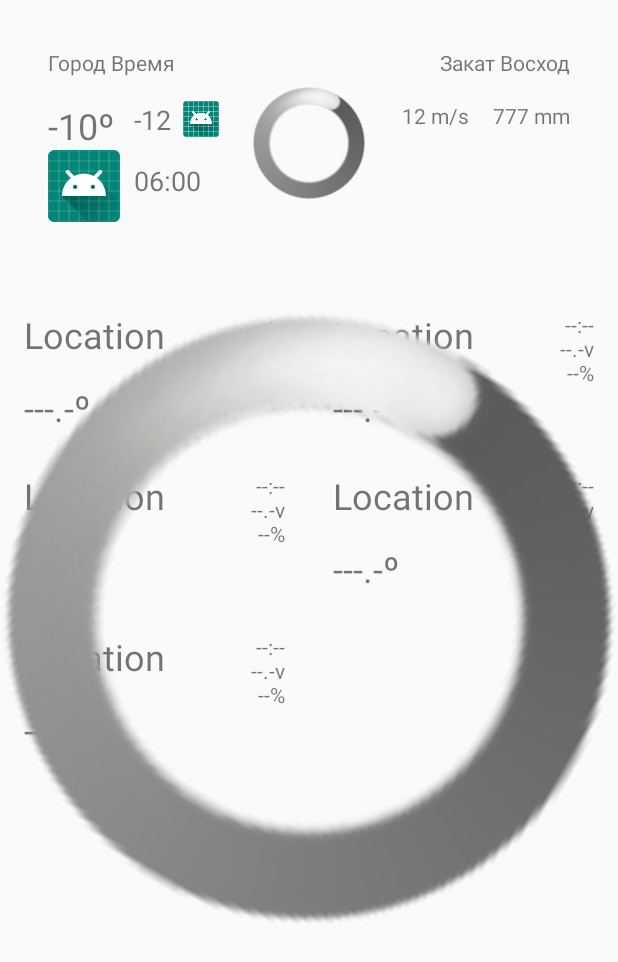
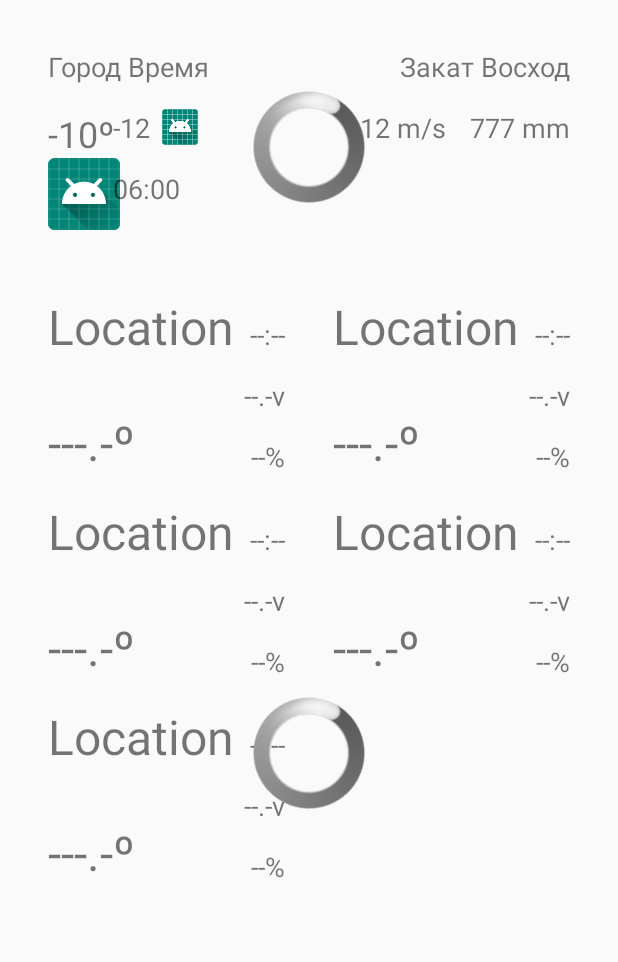
Before and after one commit to boarboar/smart1, an Android app: the layout fragment_overview.xml on its own in the app's theme, with its tools: preview values and no code run, on a phone screen of 412 x 824 dp. Shown: the top 962 px of the screen. Run offline under Robolectric (Android 15) with nearby library versions, the phone set to English and light mode, and no system bars.

Commit message:
a bit of design

```diff
--- a/WeatherApp/app/src/main/res/layout/forecast_item.xml
+++ b/WeatherApp/app/src/main/res/layout/forecast_item.xml
@@ -22,7 +22,7 @@
             android:layout_marginLeft="16dp"
             android:layout_marginTop="0dp"
             android:text="@{forecast.main.tempString}"
-            android:textSize="18sp"
+            android:textSize="@dimen/size_small"
             app:layout_constraintStart_toStartOf="parent"
             app:layout_constraintTop_toTopOf="parent"
             tools:text = "-12"
@@ -47,7 +47,7 @@
             android:layout_marginLeft="16dp"
             android:layout_marginTop="16dp"
             android:text="@{forecast.at}"
-            android:textSize="18sp"
+            android:textSize="@dimen/size_small"
             app:layout_constraintStart_toStartOf="parent"
             app:layout_constraintTop_toBottomOf="@id/forecast_item_temp"
             tools:text = "06:00"
--- a/WeatherApp/app/src/main/res/layout/fragment_overview.xml
+++ b/WeatherApp/app/src/main/res/layout/fragment_overview.xml
@@ -18,9 +18,9 @@
             android:id="@+id/forecast_frame"
             android:layout_width="match_parent"
             android:layout_height="wrap_content"
-            android:layout_marginLeft="16dp"
-            android:layout_marginTop="16dp"
-            android:layout_marginRight="16dp"
+            android:layout_marginLeft="@dimen/margin"
+            android:layout_marginTop="@dimen/margin"
+            android:layout_marginRight="@dimen/margin"
             app:layout_constraintLeft_toLeftOf="parent"
             app:layout_constraintRight_toRightOf="parent"
             app:layout_constraintTop_toTopOf="parent">
@@ -29,9 +29,10 @@
                 android:id="@+id/weather_title"
                 android:layout_width="wrap_content"
                 android:layout_height="wrap_content"
-                android:layout_marginStart="16dp"
-                android:layout_marginLeft="16dp"
-                android:layout_marginTop="16dp"
+                android:layout_marginStart="@dimen/margin"
+                android:layout_marginLeft="@dimen/margin"
+                android:layout_marginTop="@dimen/margin"
+                android:textSize="@dimen/size_small"
                 android:text="@{@string/weather_info(viewModel.weather.name_trim, viewModel.weather.at_long)}"
                 app:layout_constraintStart_toStartOf="parent"
                 app:layout_constraintTop_toTopOf="parent"
@@ -43,9 +44,10 @@
                 layout_constraintVertical_bias="0"
                 android:layout_width="wrap_content"
                 android:layout_height="wrap_content"
-                android:layout_marginTop="16dp"
-                android:layout_marginEnd="16dp"
-                android:layout_marginRight="16dp"
+                android:layout_marginTop="@dimen/margin"
+                android:layout_marginEnd="@dimen/margin"
+                android:layout_marginRight="@dimen/margin"
+                android:textSize="@dimen/size_small"
                 android:text="@{@string/sun_rise_set(viewModel.weather.sunrise, viewModel.weather.sunset)}"
                 app:layout_constraintEnd_toEndOf="parent"
                 app:layout_constraintTop_toTopOf="parent"
@@ -56,12 +58,12 @@
                 android:id="@+id/weather_temp"
                 android:layout_width="wrap_content"
                 android:layout_height="wrap_content"
-                android:layout_marginTop="16dp"
-                android:layout_marginStart="16dp"
-                android:layout_marginLeft="16dp"
-                android:layout_marginBottom="16dp"
+                android:layout_marginTop="@dimen/margin"
+                android:layout_marginStart="@dimen/margin"
+                android:layout_marginLeft="@dimen/margin"
+                android:layout_marginBottom="@dimen/margin"
                 android:text="@{viewModel.weather.temp}"
-                android:textSize="24sp"
+                android:textSize="@dimen/size_medium"
                 app:layout_constraintStart_toStartOf="parent"
                 app:layout_constraintTop_toBottomOf="@id/weather_title"
                 app:layout_constraintVertical_bias="0.0"
@@ -72,9 +74,9 @@
                 android:id="@+id/weather_icon"
                 android:layout_width="48dp"
                 android:layout_height="48dp"
-                android:layout_marginStart="16dp"
-                android:layout_marginLeft="16dp"
-                android:layout_marginBottom="16dp"
+                android:layout_marginStart="@dimen/margin"
+                android:layout_marginLeft="@dimen/margin"
+                android:layout_marginBottom="@dimen/margin"
                 app:layout_constraintBottom_toBottomOf="parent"
                 app:layout_constraintStart_toStartOf="parent"
                 app:layout_constraintTop_toBottomOf="@id/weather_temp"
@@ -83,48 +85,53 @@
                 tools:src="@mipmap/ic_launcher" />
 
             <TextView
+                android:id="@+id/weather_wind_speed"
+                android:layout_width="wrap_content"
+                android:layout_height="wrap_content"
+                android:layout_marginEnd="@dimen/margin"
+                android:layout_marginRight="@dimen/margin"
+                android:textSize="@dimen/size_small"
+                android:text="@{viewModel.weather.wind_value}"
+                app:layout_constraintEnd_toStartOf="@id/weather_pressure"
+                app:layout_constraintTop_toTopOf="@id/weather_temp"
+                tools:text = "12 m/s"
+                />
+
+            <TextView
                 android:id="@+id/weather_pressure"
                 android:layout_width="wrap_content"
                 android:layout_height="wrap_content"
-                android:layout_marginEnd="16dp"
-                android:layout_marginRight="16dp"
+                android:layout_marginEnd="@dimen/margin"
+                android:layout_marginRight="@dimen/margin"
+                android:textSize="@dimen/size_small"
                 android:text="@{viewModel.weather.pressure}"
                 app:layout_constraintEnd_toEndOf="parent"
-                app:layout_constraintTop_toTopOf="@+id/weather_temp"
+                app:layout_constraintTop_toTopOf="@+id/weather_wind_speed"
                 tools:text="777 mm" />
 
             <TextView
                 android:id="@+id/weather_hum"
                 android:layout_width="wrap_content"
                 android:layout_height="wrap_content"
-                android:layout_marginTop="16dp"
-                android:layout_marginEnd="16dp"
-                android:layout_marginRight="16dp"
-                android:layout_marginBottom="16dp"
+                android:layout_marginTop="@dimen/margin"
+                android:layout_marginEnd="@dimen/margin"
+                android:layout_marginRight="@dimen/margin"
+                android:layout_marginBottom="@dimen/margin"
                 android:text="@{viewModel.weather.humidity}"
+                android:textSize="@dimen/size_small"
                 app:layout_constraintEnd_toEndOf="parent"
                 app:layout_constraintTop_toBottomOf="@id/weather_pressure" />
 
-            <TextView
-                android:id="@+id/weather_wind_speed"
-                android:layout_width="wrap_content"
-                android:layout_height="wrap_content"
-                android:layout_marginEnd="16dp"
-                android:layout_marginRight="16dp"
-                android:text="@{viewModel.weather.wind_value}"
-                app:layout_constraintEnd_toStartOf="@id/weather_pressure"
-                app:layout_constraintTop_toTopOf="@+id/weather_temp"
-                tools:text = "12 m/s"
-                />
 
             <TextView
                 android:id="@+id/weather_wind_dir"
                 android:layout_width="wrap_content"
                 android:layout_height="wrap_content"
-                android:layout_marginTop="16dp"
-                android:layout_marginEnd="16dp"
-                android:layout_marginRight="16dp"
-                android:layout_marginBottom="16dp"
+                android:layout_marginTop="@dimen/margin"
+                android:layout_marginEnd="@dimen/margin"
+                android:layout_marginRight="@dimen/margin"
+                android:layout_marginBottom="@dimen/margin"
+                android:textSize="@dimen/size_small"
                 android:text="@{viewModel.weather.wind_dir}"
                 app:layout_constraintStart_toStartOf="@id/weather_wind_speed"
                 app:layout_constraintTop_toBottomOf="@id/weather_wind_speed" />
@@ -133,8 +140,8 @@
                 android:id="@+id/weather_forecast_list"
                 android:layout_width="wrap_content"
                 android:layout_height="wrap_content"
-                android:layout_marginStart="16dp"
-                android:layout_marginLeft="16dp"
+                android:layout_marginStart="@dimen/margin"
+                android:layout_marginLeft="@dimen/margin"
                 android:orientation="horizontal"
                 app:layoutManager="androidx.recyclerview.widget.LinearLayoutManager"
                 app:layout_constraintTop_toTopOf="@+id/weather_temp"
@@ -168,7 +175,8 @@
             android:id="@+id/sensors_grid"
             android:layout_width="0dp"
             android:layout_height="0dp"
-            android:layout_marginTop="16dp"
+            android:layout_marginLeft="@dimen/margin"
+            android:layout_marginRight="@dimen/margin"
             android:clipToPadding="false"
             android:padding="0dp"
             app:layoutManager="androidx.recyclerview.widget.GridLayoutManager"
@@ -185,8 +193,8 @@
             android:id="@+id/db_progress_bar"
             style="@android:style/Widget.ProgressBar.Large"
             android:indeterminate="true"
-            android:layout_width="match_parent"
-            android:layout_height="match_parent"
+            android:layout_width="wrap_content"
+            android:layout_height="wrap_content"
             android:layout_centerInParent="true"
             android:clipToPadding="false"
             app:layout_constraintBottom_toBottomOf="parent"
@@ -199,18 +207,3 @@
     </androidx.constraintlayout.widget.ConstraintLayout>
 
 </layout>
-
-
-<!--    android:orientation="horizontal"-->
-
-<!--<TextView-->
-<!--android:id="@+id/weather_test"-->
-<!--android:layout_width="wrap_content"-->
-<!--android:layout_height="wrap_content"-->
-<!--android:layout_marginStart="16dp"-->
-<!--android:layout_marginLeft="16dp"-->
-<!--app:weatherApiTextStatus="@{viewModel.test}"-->
-<!--android:textSize="24sp"-->
-<!--app:layout_constraintLeft_toRightOf="@id/weather_temp"-->
-<!--app:layout_constraintStart_toEndOf="@+id/weather_temp"-->
-<!--app:layout_constraintTop_toTopOf="@+id/weather_temp" />-->
--- a/WeatherApp/app/src/main/res/layout/sensor_item.xml
+++ b/WeatherApp/app/src/main/res/layout/sensor_item.xml
@@ -11,18 +11,19 @@
 
     <androidx.constraintlayout.widget.ConstraintLayout
         android:layout_width="match_parent"
-        android:layout_height="107dp"
+        android:layout_height="wrap_content"
+
         tools:context="com.example.android.weatherapp.MainActivity">
 
         <TextView
             android:id="@+id/item_location"
             android:layout_width="wrap_content"
             android:layout_height="wrap_content"
-            android:layout_marginStart="16dp"
-            android:layout_marginLeft="16dp"
-            android:layout_marginTop="16dp"
+            android:layout_marginStart="@dimen/margin"
+            android:layout_marginLeft="@dimen/margin"
+            android:layout_marginTop="@dimen/margin"
             android:text="@{sensor.description}"
-            android:textSize="24sp"
+            android:textSize="@dimen/size_large"
             app:layout_constraintStart_toStartOf="parent"
             app:layout_constraintTop_toTopOf="parent"
             tools:text="Location"
@@ -32,37 +33,40 @@
             android:id="@+id/item_temp"
             android:layout_width="wrap_content"
             android:layout_height="wrap_content"
-            android:layout_marginStart="16dp"
-            android:layout_marginLeft="16dp"
-            android:layout_marginTop="16dp"
+            android:layout_marginStart="@dimen/margin"
+            android:layout_marginLeft="@dimen/margin"
+            android:layout_marginTop="@dimen/margin"
             android:text="@{sensor.tempString}"
-            android:textSize="24sp"
+            android:textSize="@dimen/size_large"
             app:layout_constraintStart_toStartOf="parent"
-            app:layout_constraintTop_toBottomOf="@id/item_location"
+            app:layout_constraintBottom_toBottomOf="parent"
             tools:text="---.-º"/>
 
         <TextView
             android:id="@+id/item_time"
             android:layout_width="wrap_content"
             android:layout_height="wrap_content"
-            android:layout_marginTop="16dp"
-            android:layout_marginEnd="16dp"
-            android:layout_marginRight="16dp"
+            android:layout_marginEnd="@dimen/margin"
+            android:layout_marginRight="@dimen/margin"
             android:text="@{sensor.updatedAt}"
+            android:textSize="@dimen/size_small"
+            app:layout_constraintBottom_toBottomOf="@id/item_location"
             app:layout_constraintEnd_toEndOf="parent"
             app:layout_constraintTop_toTopOf="parent"
-            tools:text="--:--"/>
+            app:layout_constraintBaseline_toBaselineOf="@id/item_location"
+            tools:text="--:--" />
 
         <TextView
             android:id="@+id/item_vcc"
             android:layout_width="wrap_content"
             android:layout_height="wrap_content"
-            android:layout_marginTop="16dp"
-            android:layout_marginEnd="16dp"
-            android:layout_marginRight="16dp"
+            android:layout_marginTop="@dimen/margin"
+            android:layout_marginEnd="@dimen/margin"
+            android:layout_marginRight="@dimen/margin"
+            android:textSize="@dimen/size_small"
             android:text="@{sensor.vccString}"
             app:layout_constraintEnd_toEndOf="parent"
-            app:layout_constraintTop_toTopOf="@id/item_time"
+            app:layout_constraintTop_toBottomOf="@id/item_time"
             tools:text="--.-v"
             />
 
@@ -70,12 +74,14 @@
             android:id="@+id/item_ha"
             android:layout_width="wrap_content"
             android:layout_height="wrap_content"
-            android:layout_marginTop="16dp"
-            android:layout_marginEnd="16dp"
-            android:layout_marginRight="16dp"
+            android:layout_marginTop="@dimen/margin"
+            android:layout_marginEnd="@dimen/margin"
+            android:layout_marginRight="@dimen/margin"
+            android:layout_marginBottom="@dimen/margin"
+            android:textSize="@dimen/size_small"
             android:text="@{sensor.humString}"
             app:layout_constraintEnd_toEndOf="parent"
-            app:layout_constraintTop_toTopOf="@id/item_vcc"
+            app:layout_constraintTop_toBottomOf="@id/item_vcc"
             tools:text="--%"
             />
 
@@ -83,13 +89,13 @@
             android:id="@+id/item_hd"
             android:layout_width="wrap_content"
             android:layout_height="wrap_content"
-            android:layout_marginTop="16dp"
-            android:layout_marginEnd="16dp"
-            android:layout_marginRight="16dp"
+            android:layout_marginEnd="@dimen/margin"
+            android:layout_marginRight="@dimen/margin"
+            android:textSize="@dimen/size_small"
             android:text="@{sensor.dhumString}"
-            app:layout_constraintEnd_toEndOf="parent"
+            app:layout_constraintEnd_toStartOf="@id/item_ha"
             app:layout_constraintTop_toTopOf="@id/item_ha"
-            tooltext="!"/>
+            tooltext="(!)"/>
 
     </androidx.constraintlayout.widget.ConstraintLayout>
 </layout>
--- /dev/null
+++ b/WeatherApp/app/src/main/res/values/dimens.xml
@@ -0,0 +1,8 @@
+<?xml version="1.0" encoding="utf-8"?>
+<resources>
+    <dimen name="margin">16dp</dimen>
+    <dimen name="margin_small">8dp</dimen>
+    <dimen name="size_large">32sp</dimen>
+    <dimen name="size_medium">24sp</dimen>
+    <dimen name="size_small">18sp</dimen>
+</resources>
--- a/WeatherApp/app/src/main/res/values/strings.xml
+++ b/WeatherApp/app/src/main/res/values/strings.xml
@@ -1,5 +1,5 @@
 <resources>
     <string name="app_name">WeatherApp</string>
-    <string name="sun_rise_set">Восход %1$s  Закат %2$s</string>
+    <string name="sun_rise_set">Восход %1$s    Закат %2$s</string>
     <string name="weather_info">Погода в г. %1$s на %2$s</string>
 </resources>
```
